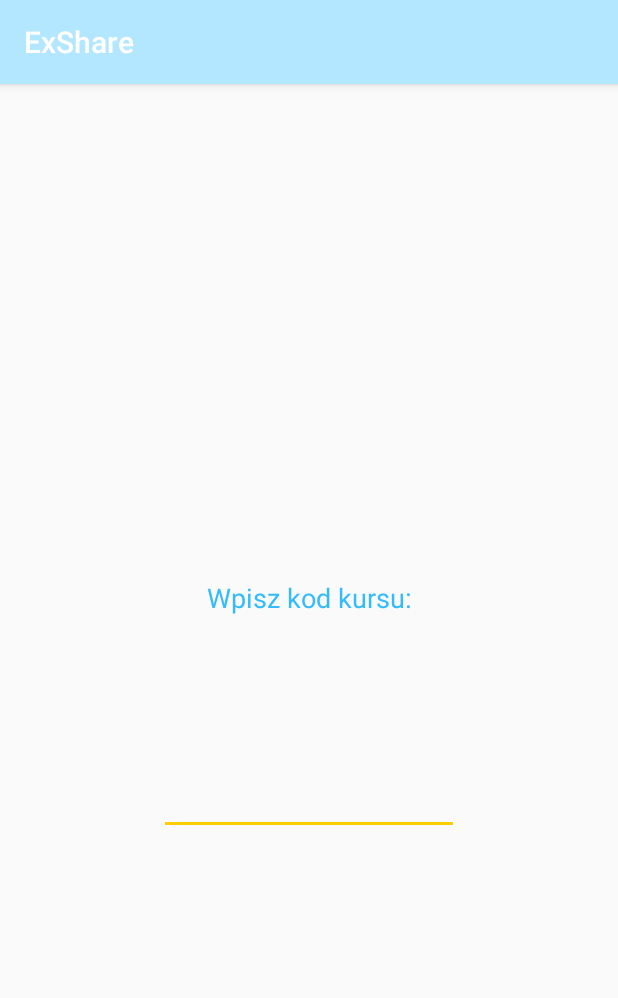
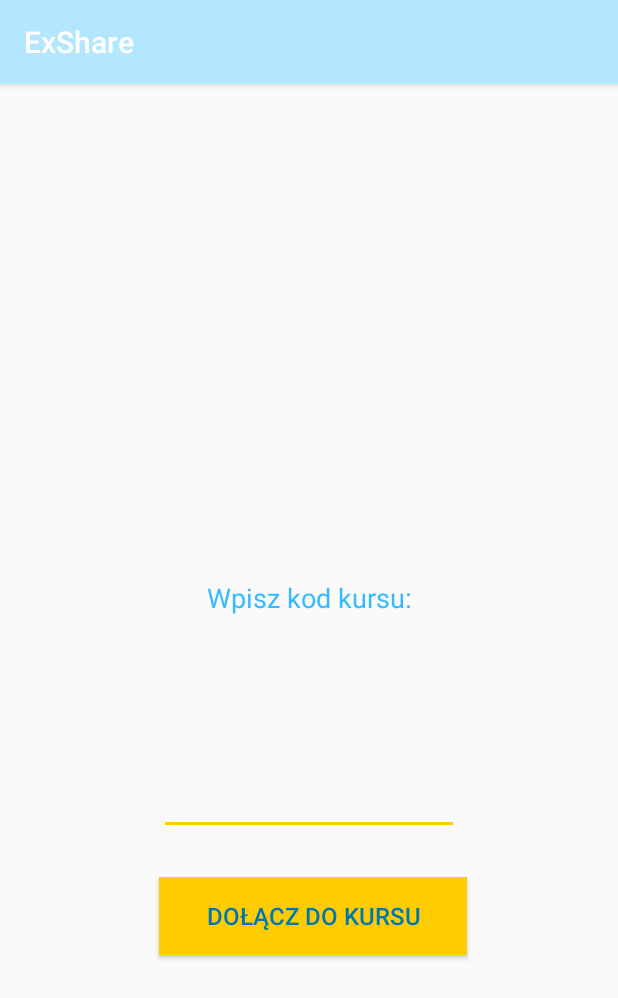
Before and after one commit to martakuta/ExShare, an Android app: the fragment JoinCourseFragment shown on its own in the app's theme, on a phone screen of 412 x 824 dp. Shown: the top 998 px of the screen. Run offline under Robolectric (Android 15) with nearby library versions, the phone set to English and light mode, and no system bars.

Commit message:
Join Course Button

```diff
--- a/app/src/main/java/pl/edu/mimuw/exshare/JoinCourseFragment.java
+++ b/app/src/main/java/pl/edu/mimuw/exshare/JoinCourseFragment.java
@@ -1,18 +1,48 @@
 package pl.edu.mimuw.exshare;
 
 import android.os.Bundle;
+import android.util.Log;
 import android.view.LayoutInflater;
 import android.view.View;
 import android.view.ViewGroup;
+import android.widget.Button;
+import android.widget.EditText;
+import android.widget.Toast;
 
 import androidx.annotation.NonNull;
 import androidx.fragment.app.Fragment;
 
 public class JoinCourseFragment extends Fragment {
 
+    private String userID;
+    private EditText course;
     public View onCreateView(@NonNull LayoutInflater inflater,
                              ViewGroup container, Bundle savedInstanceState) {
 
         return inflater.inflate(R.layout.activity_join_course, container, false);
     }
+
+    public void onViewCreated(@NonNull View view, Bundle savedInstanceState) {
+        super.onViewCreated(view, savedInstanceState);
+
+
+        Bundle b = requireActivity().getIntent().getExtras();
+        if(b != null)
+            userID = b.getString("user_id");
+        course=view.findViewById(R.id.join_course_place);
+        Button sign_to_course_button=view.findViewById(R.id.sign_to_course_button);
+        sign_to_course_button.setOnClickListener(new View.OnClickListener() {
+            @Override
+            public void onClick(View v) {
+                Log.i("Adder","Course added");
+                int courseID = Integer.parseInt(course.getText().toString());
+                DBAccess.assignUserToCourse(userID,courseID);
+                joinedToCourse();
+
+            }
+        });
+    }
+    private void joinedToCourse() {
+        Toast.makeText(getActivity(), "Zarejestrowany do kursu", Toast.LENGTH_LONG).show();
+    }
 }
--- a/app/src/main/res/layout/activity_join_course.xml
+++ b/app/src/main/res/layout/activity_join_course.xml
@@ -35,4 +35,21 @@
         app:layout_constraintHorizontal_bias="0.5"
         app:layout_constraintStart_toStartOf="parent"
         app:layout_constraintTop_toBottomOf="@+id/join_course_label" />
+
+    <Button
+        android:id="@+id/sign_to_course_button"
+        android:layout_width="205dp"
+        android:layout_height="52dp"
+        android:layout_marginTop="28dp"
+        android:background="@color/myYellow"
+        android:gravity="center"
+        android:text="@string/join_course_title"
+        android:textColor="@color/myDarkBlue"
+        android:textSize="16sp"
+        app:layout_constraintBottom_toBottomOf="parent"
+        app:layout_constraintEnd_toEndOf="parent"
+        app:layout_constraintHorizontal_bias="0.514"
+        app:layout_constraintStart_toStartOf="parent"
+        app:layout_constraintTop_toBottomOf="@+id/join_course_place"
+        app:layout_constraintVertical_bias="0.0" />
 </androidx.constraintlayout.widget.ConstraintLayout>
```
Also changed, not shown: app/src/main/java/pl/edu/mimuw/exshare/CreateCourseFragment.java (+30 -1 lines), app/src/main/java/pl/edu/mimuw/exshare/LoginActivity.java (+9 -0 lines), app/src/main/res/layout/activity_create_course.xml (+16 -0 lines).
